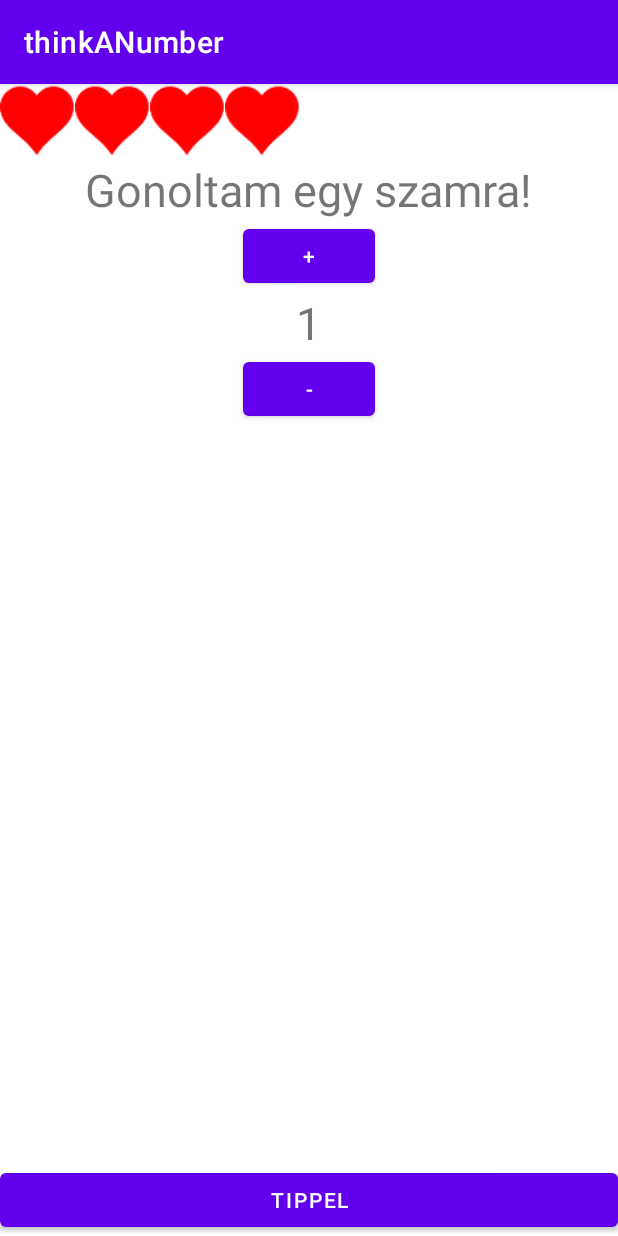
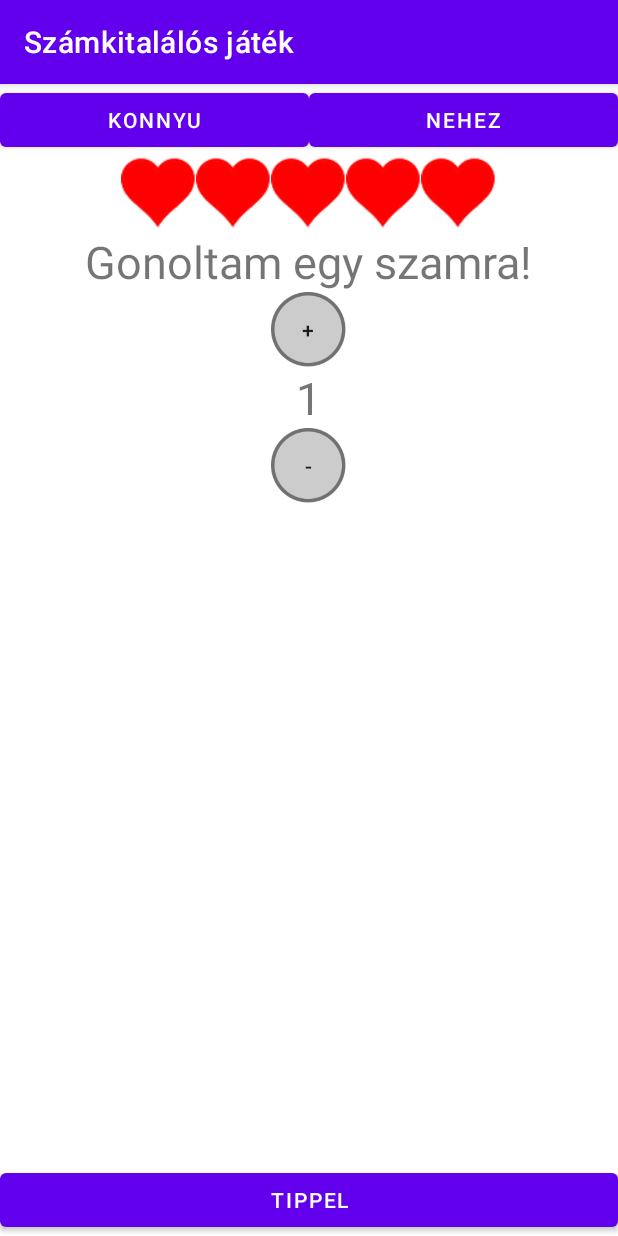
Before and after one commit to KOPCSAKPATRIK1/thinkANumber, an Android app: the screen it shows after launch (MainActivity), on a phone screen of 412 x 824 dp. Run offline under Robolectric (Android 15) with nearby library versions, the phone set to English and light mode, and no system bars.

Commit message:
nehez, konnyu gomb

```diff
--- a/app/src/main/java/com/example/thinkanumber/MainActivity.java
+++ b/app/src/main/java/com/example/thinkanumber/MainActivity.java
@@ -19,6 +19,8 @@ public class MainActivity extends AppCompatActivity
     private Button plusBtn;
     private Button minuszBtn;
     private Button tippBtn;
+    private Button konnyuBtn;
+    private Button nehezBtn;
     private ImageView h1;
     private ImageView h2;
     private ImageView h3;
@@ -100,8 +102,21 @@ public class MainActivity extends AppCompatActivity
                     // TODO: gyozelem
                 }
             }
+        });
+        konnyuBtn.setOnClickListener(new View.OnClickListener() {
+            @Override
+            public void onClick(View view)
+            {
 
+            }
+        });
 
+        nehezBtn.setOnClickListener(new View.OnClickListener() {
+            @Override
+            public void onClick(View view)
+            {
+
+            }
         });
     }
     private void eletCsokkentSwitchCase()
@@ -147,6 +162,8 @@ public class MainActivity extends AppCompatActivity
         plusBtn = findViewById(R.id.plus_btn);
         minuszBtn = findViewById(R.id.minusz_btn);
         tippBtn = findViewById(R.id.tipp_btn);
+        konnyuBtn = findViewById(R.id.konnyu_btn);
+        nehezBtn = findViewById(R.id.nehez_btn);
         h1 = findViewById(R.id.hp_1);
         h2 = findViewById(R.id.hp_2);
         h3 = findViewById(R.id.hp_3);
--- a/app/src/main/res/layout/activity_main.xml
+++ b/app/src/main/res/layout/activity_main.xml
@@ -15,6 +15,27 @@
         <LinearLayout
             android:layout_width="match_parent"
             android:layout_height="wrap_content">
+
+            <Button
+                android:layout_width="0dp"
+                android:layout_height="wrap_content"
+                android:layout_weight="1"
+                android:id="@+id/konnyu_btn"
+                android:text="konnyu"/>
+
+            <Button
+                android:layout_width="0dp"
+                android:layout_height="wrap_content"
+                android:layout_weight="1"
+                android:id="@+id/nehez_btn"
+                android:text="Nehez"/>
+
+        </LinearLayout>
+
+        <LinearLayout
+            android:layout_width="match_parent"
+            android:layout_height="wrap_content"
+            android:gravity="center">
 
             <ImageView
                 android:id="@+id/hp_1"
@@ -39,6 +60,13 @@
                 android:layout_height="50dp"
                 android:id="@+id/hp_4"
                 android:src="@drawable/heart2" />
+
+            <ImageView
+                android:layout_width="50dp"
+                android:layout_height="50dp"
+                android:id="@+id/hp_5"
+                android:src="@drawable/heart2" />
+
         </LinearLayout>
 
         <TextView
@@ -47,10 +75,11 @@
             android:text="Gonoltam egy szamra!"
             android:textSize="30sp" />
 
-        <Button
+        <androidx.appcompat.widget.AppCompatButton
             android:id="@+id/plus_btn"
-            android:layout_width="wrap_content"
-            android:layout_height="wrap_content"
+            android:layout_width="50dp"
+            android:layout_height="50dp"
+            android:background="@drawable/buttonbackround"
             android:text="+" />
 
         <TextView
@@ -60,11 +89,13 @@
             android:text="1"
             android:textSize="30sp" />
 
-        <Button
+        <androidx.appcompat.widget.AppCompatButton
             android:id="@+id/minusz_btn"
-            android:layout_width="wrap_content"
-            android:layout_height="wrap_content"
-            android:text="-" />
+            android:layout_width="50dp"
+            android:layout_height="50dp"
+            android:text="-"
+            android:background="@drawable/buttonbackround"/>
+
     </LinearLayout>
 
     <Button
--- a/app/src/main/res/values/strings.xml
+++ b/app/src/main/res/values/strings.xml
@@ -1,3 +1,3 @@
 <resources>
-    <string name="app_name">thinkANumber</string>
+    <string name="app_name">Számkitalálós játék</string>
 </resources>
```
